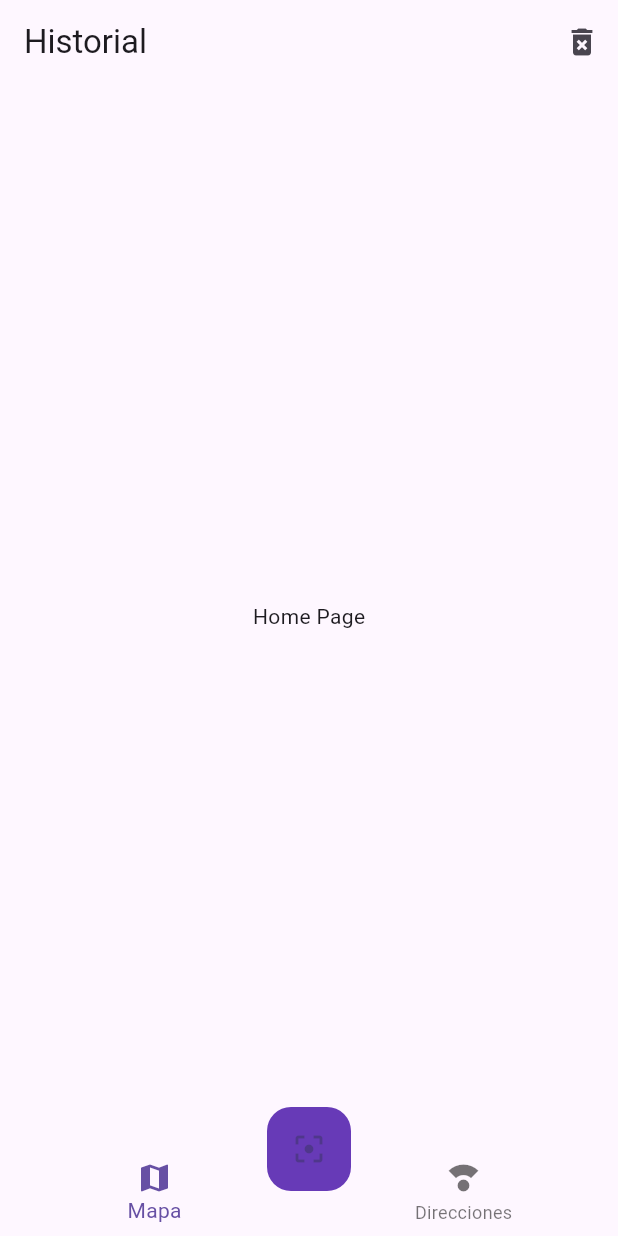
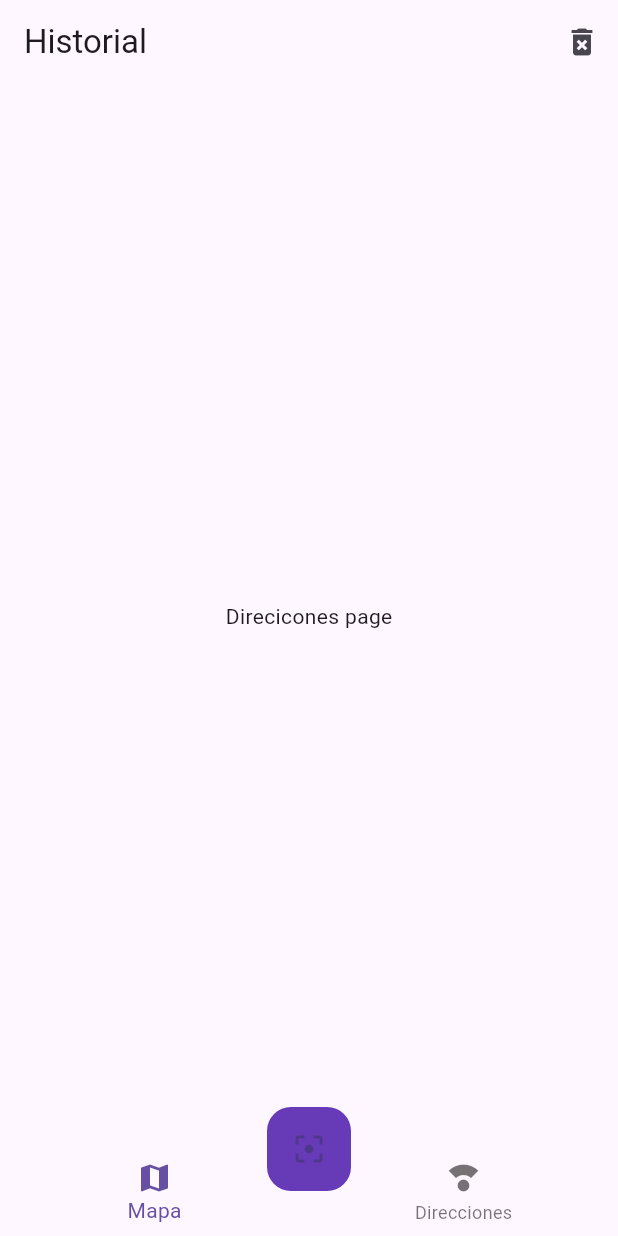
Before and after one commit to juanadls/qr_scanner_app, a Flutter app: the screen it shows after launch, on a phone screen of 412 x 824 dp. Run offline on Flutter 3.47's test engine with Material 3 defaults, Android fonts, the phone set to English and light mode, and no system bars.

Commit message:
added mapas and direcciones pages

```diff
--- /dev/null
+++ b/lib/src/screens/direcciones_page.dart
@@ -0,0 +1,12 @@
+import 'package:flutter/material.dart';
+
+class DireccionesPage extends StatelessWidget {
+  const DireccionesPage({super.key});
+
+  @override
+  Widget build(BuildContext context) {
+    return const Center(
+      child: Text("Direcicones page"),
+    );
+  }
+}
--- a/lib/src/screens/home_page.dart
+++ b/lib/src/screens/home_page.dart
@@ -1,4 +1,6 @@
 import 'package:flutter/material.dart';
+import 'package:qr_scanner_app/src/screens/direcciones_page.dart';
+import 'package:qr_scanner_app/src/screens/mapas_page.dart';
 import 'package:qr_scanner_app/src/widgets/custom_navigatorbar.dart';
 import 'package:qr_scanner_app/src/widgets/scan_buttom.dart';
 
@@ -9,12 +11,36 @@ class HomePage extends StatelessWidget {
   Widget build(BuildContext context) {
     return Scaffold(
       appBar: AppBar(elevation: 0, title: const Text("Historial"), actions: [
-        IconButton(onPressed: () {}, icon: const Icon(Icons.delete_forever))
+        IconButton(
+            onPressed: () {},
+            icon: const Icon(
+              Icons.delete_forever,
+            ))
       ]),
-      body: const Center(child: Text("Home Page")),
+      body: const _HomePageBody(),
       bottomNavigationBar: const CustomNavigationBar(),
       floatingActionButton: const ScanButtom(),
       floatingActionButtonLocation: FloatingActionButtonLocation.centerDocked,
     );
   }
 }
+
+class _HomePageBody extends StatelessWidget {
+  const _HomePageBody();
+
+  @override
+  Widget build(BuildContext context) {
+    const currentIndex = 1;
+
+    switch (currentIndex) {
+      case 0:
+        return const MapasPage();
+
+      case 1:
+        return const DireccionesPage();
+
+      default:
+        return const MapasPage();
+    }
+  }
+}
--- /dev/null
+++ b/lib/src/screens/mapas_page.dart
@@ -0,0 +1,12 @@
+import 'package:flutter/material.dart';
+
+class MapasPage extends StatelessWidget {
+  const MapasPage({super.key});
+
+  @override
+  Widget build(BuildContext context) {
+    return const Center(
+      child: Text("Mapas Page"),
+    );
+  }
+}
--- a/lib/src/widgets/custom_navigatorbar.dart
+++ b/lib/src/widgets/custom_navigatorbar.dart
@@ -5,13 +5,19 @@ class CustomNavigationBar extends StatelessWidget {
 
   @override
   Widget build(BuildContext context) {
+    const currentIndex = 0;
     return BottomNavigationBar(
       elevation: 0,
-      currentIndex: 0,
+      currentIndex: currentIndex,
       items: const [
-        BottomNavigationBarItem(icon: Icon(Icons.map), label: "Mapa"),
         BottomNavigationBarItem(
-            icon: Icon(Icons.compass_calibration), label: "Direcciones")
+          icon: Icon(Icons.map),
+          label: "Mapa",
+        ),
+        BottomNavigationBarItem(
+          icon: Icon(Icons.compass_calibration),
+          label: "Direcciones",
+        )
       ],
     );
   }
```
